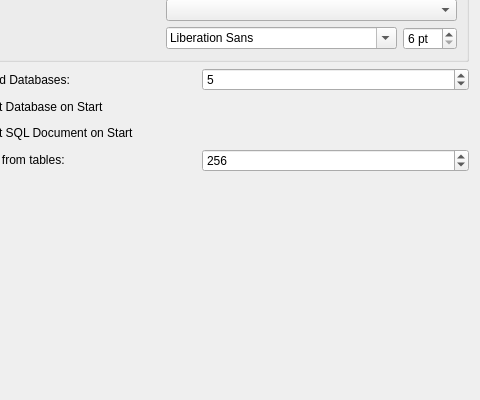
First picture: the form in Sqliteman/sqliteman/prefslnfwidget.ui, repository shadybarham/sqliteman, before the edit; both pictures show x 83 to 563 and y 89 to 489 of the 563 by 489 pixel window.
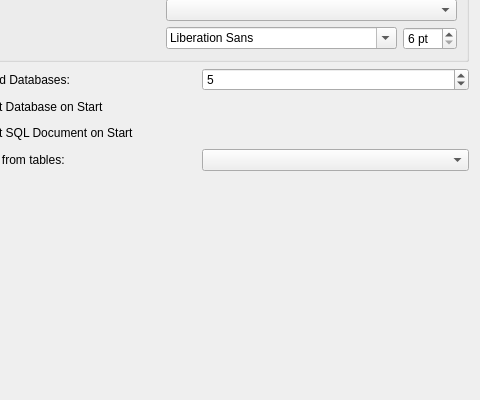
Second picture: the form after the edit.

```diff
--- a/Sqliteman/sqliteman/prefslnfwidget.ui
+++ b/Sqliteman/sqliteman/prefslnfwidget.ui
@@ -185,25 +185,7 @@
       </widget>
      </item>
      <item>
-      <widget class="QSpinBox" name="readRowsSpinBox">
-       <property name="toolTip">
-        <string>Count of the items in the Recent menu</string>
-       </property>
-       <property name="specialValueText">
-        <string>All</string>
-       </property>
-       <property name="minimum">
-        <number>0</number>
-       </property>
-       <property name="maximum">
-        <number>1024</number>
-       </property>
-       <property name="singleStep">
-        <number>256</number>
-       </property>
-       <property name="value">
-        <number>256</number>
-       </property>
+      <widget class="QComboBox" name="rowsToRead">
       </widget>
      </item>
     </layout>
```
